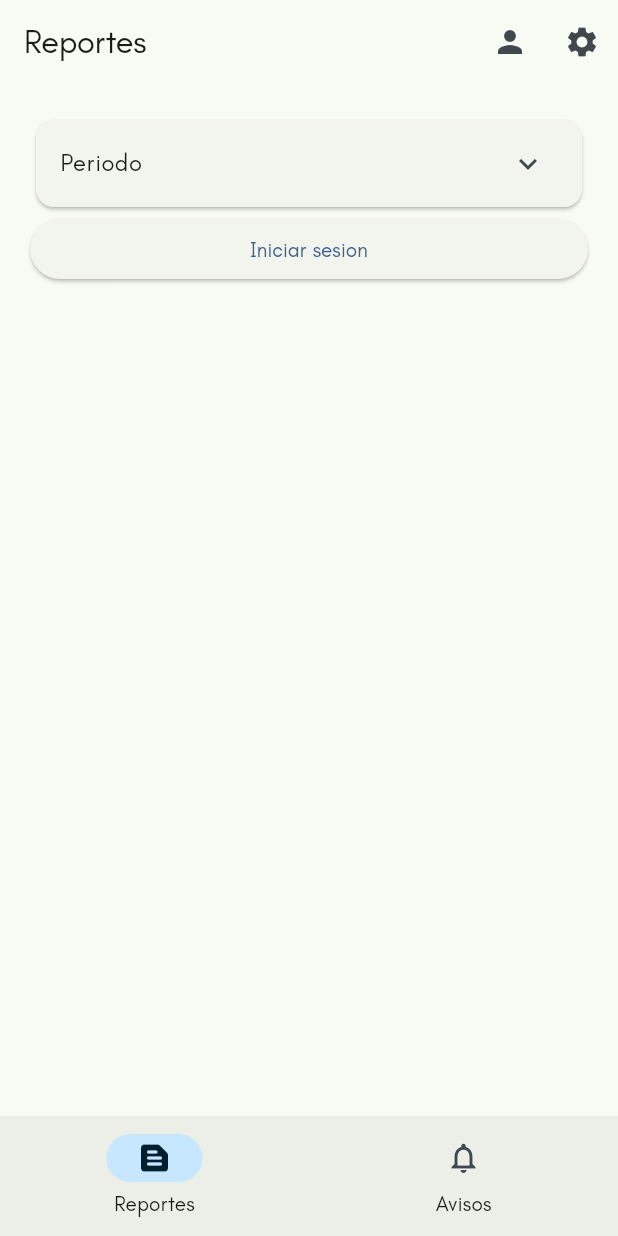
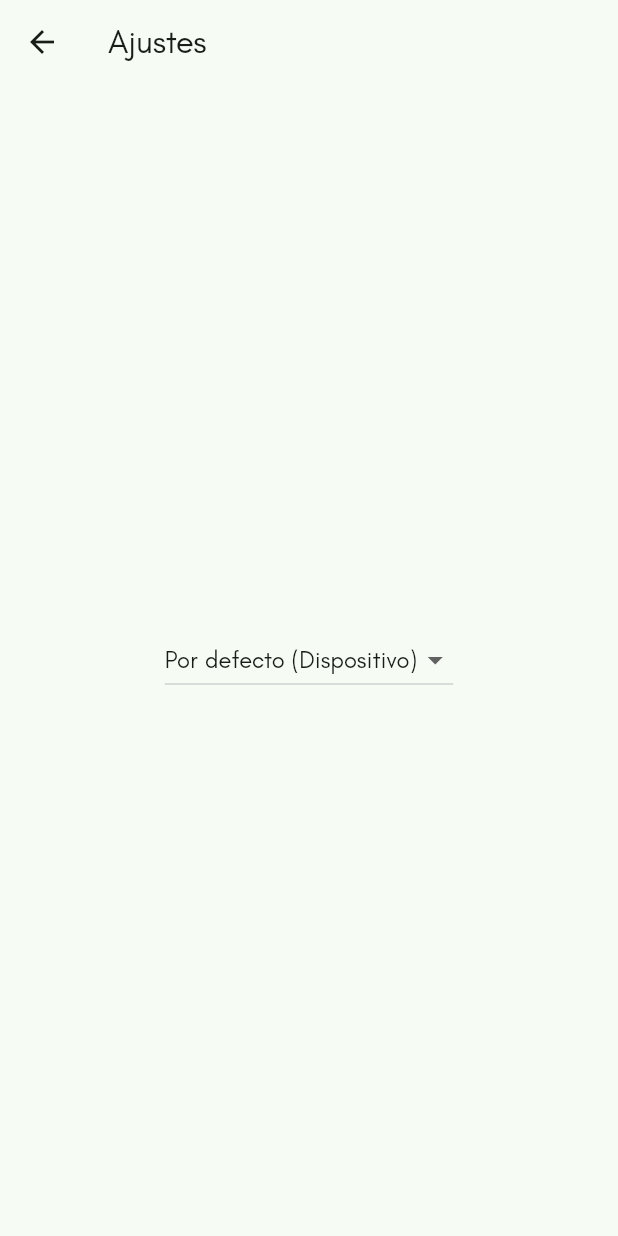
Before and after one commit to EquipoTrabajoMembrana/membrana_movil, a Flutter app: the screen it shows after launch, after a tap on the "settings" icon, on a phone screen of 412 x 824 dp. Run offline on Flutter 3.47's test engine with Material 3 defaults, Android fonts, the phone set to English and light mode, and no system bars; our stand-ins replace shared_preferences, sizer.

Commit message:
working on select theme mode

```diff
--- a/lib/main.dart
+++ b/lib/main.dart
@@ -18,7 +18,7 @@ class MyApp extends StatelessWidget {
 
   @override
   Widget build(BuildContext context) {
-    final brightness = View.of(context).platformDispatcher.platformBrightness;
+    // final brightness = View.of(context).platformDispatcher.platformBrightness;
     TextTheme textTheme = createTextTheme(context, 'Teachers');
     MaterialTheme theme = MaterialTheme(textTheme);
 
@@ -27,7 +27,9 @@ class MyApp extends StatelessWidget {
         return MaterialApp(
           debugShowCheckedModeBanner: false,
           title: 'Membrana',
-          theme: brightness == Brightness.light ? theme.light() : theme.dark(),
+          themeMode: ThemeMode.system,
+          theme: theme.light(),
+          darkTheme: theme.dark(),
           home: const Home(),
         );
       },
--- a/lib/presentation/pages/forms_page.dart
+++ b/lib/presentation/pages/forms_page.dart
@@ -11,6 +11,7 @@ class Formularios extends StatelessWidget {
 
   @override
   Widget build(BuildContext context) {
+    final theme = Theme.of(context);
     return Scaffold(
       appBar: AppBar(
         title: Text(
@@ -55,6 +56,7 @@ class Formularios extends StatelessWidget {
                                   Image.asset(
                                     'assets/images/logoNegro.png',
                                     width: 100,
+                                    color: theme.colorScheme.primary,
                                   ),
                                   Text(
                                     'Form',
@@ -74,6 +76,7 @@ class Formularios extends StatelessWidget {
                   child: SizedBox(
                     height: 170,
                     width: MediaQuery.of(context).size.width,
+                    child: Center(
                       child: ListView.builder(
                         scrollDirection: Axis.horizontal,
                         itemBuilder: (BuildContext context, index) {
@@ -85,6 +88,7 @@ class Formularios extends StatelessWidget {
                                   Image.asset(
                                     'assets/images/logoNegro.png',
                                     width: 100,
+                                    color: theme.colorScheme.primary,
                                   ),
                                   Text('Form'),
                                 ],
@@ -96,6 +100,7 @@ class Formularios extends StatelessWidget {
                       ),
                     ),
                   ),
+                ),
               ],
             ),
           ),
--- a/lib/presentation/pages/login_page.dart
+++ b/lib/presentation/pages/login_page.dart
@@ -10,7 +10,6 @@ class Login extends StatelessWidget {
   Widget build(BuildContext context) {
     final theme = Theme.of(context);
     final screenWidth = MediaQuery.of(context).size.width;
-    // final screenHeight = MediaQuery.of(context).size.height;
     return Scaffold(
       body: SafeArea(
         child: Padding(
@@ -25,6 +24,7 @@ class Login extends StatelessWidget {
                     child: Image.asset(
                       'assets/images/logoNegro.png',
                       width: 200,
+                      color: theme.colorScheme.primary,
                     ),
                   ),
                   Padding(
@@ -33,7 +33,7 @@ class Login extends StatelessWidget {
                       'Bienvenido',
                       style: theme.textTheme.headlineLarge?.copyWith(
                         fontWeight: FontWeight.bold,
-                        color: theme.primaryColor,
+                        color: theme.colorScheme.primary,
                       ),
                     ),
                   ),
--- a/lib/presentation/pages/reportes_page.dart
+++ b/lib/presentation/pages/reportes_page.dart
@@ -2,6 +2,7 @@ import 'package:flutter/material.dart';
 import 'package:membrana/presentation/pages/forms_page.dart';
 import 'package:membrana/presentation/pages/login_page.dart';
 import 'package:membrana/presentation/pages/profile_page.dart';
+import 'package:membrana/presentation/pages/settings_page.dart';
 import '/mockMeses.dart';
 
 class Reportes extends StatelessWidget {
@@ -27,7 +28,14 @@ class Reportes extends StatelessWidget {
             icon: Icon(Icons.person),
           ),
           IconButton(
-            onPressed: () {},
+            onPressed: () {
+              Navigator.push(
+                context,
+                MaterialPageRoute(
+                  builder: (context) => Ajustes(),
+                ),
+              );
+            },
             icon: Icon(Icons.settings),
           ),
         ],
--- /dev/null
+++ b/lib/presentation/pages/settings_page.dart
@@ -0,0 +1,73 @@
+import 'package:flutter/material.dart';
+import 'package:shared_preferences/shared_preferences.dart';
+
+class Ajustes extends StatefulWidget {
+  const Ajustes({Key? key}) : super(key: key);
+
+  @override
+  _AjustesState createState() => _AjustesState();
+}
+
+class _AjustesState extends State<Ajustes> {
+  late ThemeMode _themeMode;
+
+  @override
+  void initState() {
+    super.initState();
+    _loadThemeMode();
+  }
+
+  void _loadThemeMode() async {
+    SharedPreferences prefs = await SharedPreferences.getInstance();
+    ThemeMode? savedThemeMode =
+        ThemeMode.values[prefs.getInt('themeMode') ?? 0];
+    setState(() {
+      _themeMode = savedThemeMode;
+    });
+  }
+
+  void _saveThemeMode(ThemeMode mode) async {
+    SharedPreferences prefs = await SharedPreferences.getInstance();
+    await prefs.setInt('themeMode', mode.index);
+  }
+
+  void _setThemeMode(ThemeMode mode) {
+    setState(() {
+      _themeMode = mode;
+    });
+    _saveThemeMode(mode);
+  }
+
+  @override
+  Widget build(BuildContext context) {
+    return Scaffold(
+      appBar: AppBar(
+        title: const Text('Ajustes'),
+      ),
+      body: Center(
+        child: DropdownButton<ThemeMode>(
+          value: _themeMode,
+          onChanged: (ThemeMode? mode) {
+            if (mode != null) {
+              _setThemeMode(mode);
+            }
+          },
+          items: [
+            DropdownMenuItem(
+              value: ThemeMode.system,
+              child: const Text('Por defecto (Dispositivo)'),
+            ),
+            DropdownMenuItem(
+              value: ThemeMode.light,
+              child: const Text('Claro'),
+            ),
+            DropdownMenuItem(
+              value: ThemeMode.dark,
+              child: const Text('Oscuro'),
+            ),
+          ],
+        ),
+      ),
+    );
+  }
+}
--- a/pubspec.yaml
+++ b/pubspec.yaml
@@ -35,6 +35,7 @@ dependencies:
   # Use with the CupertinoIcons class for iOS style icons.
   cupertino_icons: ^1.0.6
   sizer: ^2.0.15
+  shared_preferences: ^2.2.3
 
 dev_dependencies:
   flutter_test:
```
Also changed, not shown: pubspec.lock. Lines whose indentation alone changed are shown as unchanged.
